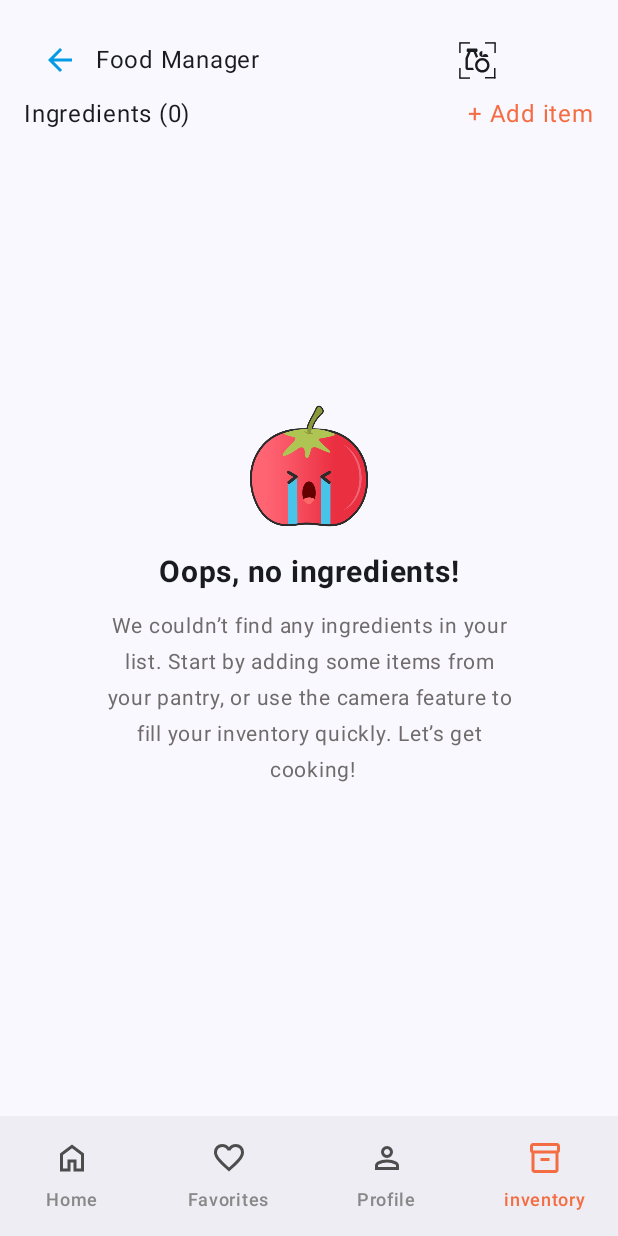
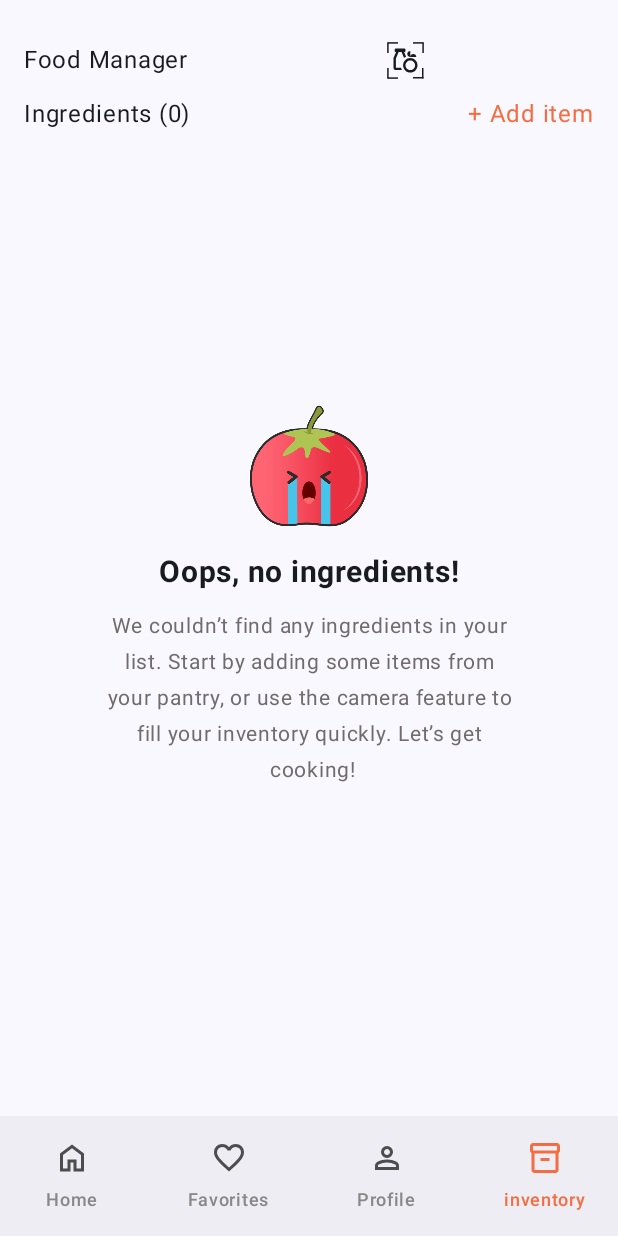
Before and after one commit to AbidMahmoudUp/RecettaAndroid, an Android app built with Jetpack Compose: the InventoryScreen screen opened through its navigation route, on a phone screen of 412 x 824 dp. Run offline under Robolectric (Android 15) with nearby library versions, the phone set to English and light mode, and no system bars; our stand-ins replace Dagger/Hilt's generated code, Room's generated code, accompanist, livedata-compose.

Commit message:
adding search and filter by categorie on Home and fixing some Bugs

```diff
--- a/app/src/main/java/Trnity/ITP/Recetta/View/AddIngridiant.kt
+++ b/app/src/main/java/Trnity/ITP/Recetta/View/AddIngridiant.kt
@@ -138,6 +138,7 @@ fun AddIngredient(navController: NavController, inventoryViewModel: InventoryVie
         ) {
             OutlinedTextField(
                 value = searchText,
+                maxLines = 1,
                 onValueChange = { newText -> searchText = newText },
                 modifier = Modifier
                     .width(screenWidth - 20.dp)
--- a/app/src/main/java/Trnity/ITP/Recetta/View/GenerateRecipeScreen.kt
+++ b/app/src/main/java/Trnity/ITP/Recetta/View/GenerateRecipeScreen.kt
@@ -179,7 +179,7 @@ fun GenerateRecipeContent(
             verticalAlignment = Alignment.CenterVertically,
             modifier = Modifier.fillMaxWidth()
         ) {
-            navigationTitle(navController, "Generate Recipe")
+            Text("Generate Recipe")
             if (saveButton) {
                 val infiniteTransition = rememberInfiniteTransition(label = "infinite transition")
 
--- a/app/src/main/java/Trnity/ITP/Recetta/View/HomeScreen.kt
+++ b/app/src/main/java/Trnity/ITP/Recetta/View/HomeScreen.kt
@@ -33,6 +33,7 @@ import androidx.compose.runtime.remember
 import androidx.compose.runtime.rememberCoroutineScope
 import androidx.compose.runtime.setValue
 import Trnity.ITP.Recetta.R
+import android.annotation.SuppressLint
 import android.content.Context
 import android.graphics.drawable.AnimatedVectorDrawable
 import android.util.Log
@@ -40,7 +41,11 @@ import android.widget.ImageView
 import androidx.appcompat.content.res.AppCompatResources
 import androidx.compose.foundation.Image
 import androidx.compose.foundation.clickable
+import androidx.compose.foundation.interaction.MutableInteractionSource
 import androidx.compose.foundation.shape.CircleShape
+import androidx.compose.material.icons.filled.Search
+import androidx.compose.material3.OutlinedTextField
+import androidx.compose.material3.TextFieldDefaults
 
 import androidx.compose.ui.Alignment
 import androidx.compose.ui.Modifier
@@ -48,6 +53,7 @@ import androidx.compose.ui.draw.shadow
 import androidx.compose.ui.graphics.Color
 import androidx.compose.ui.platform.LocalConfiguration
 import androidx.compose.ui.platform.LocalContext
+import androidx.compose.ui.platform.LocalFocusManager
 import androidx.compose.ui.res.painterResource
 
 import androidx.compose.ui.text.AnnotatedString
@@ -68,36 +74,50 @@ import kotlinx.coroutines.delay
 import kotlinx.coroutines.launch
 
 data class CategorieHome(val image : Int, val text: String)
+@SuppressLint("UnrememberedMutableInteractionSource")
 @Composable
 fun HomeScreen( navController: NavController,viewModel: RecipeViewModel = hiltViewModel()) {
+
+    val focusManager = LocalFocusManager.current
+    var selectedCategory by remember { mutableStateOf<CategorieHome?>(null) } // State for selected category
 
     val preferences = LocalContext.current.getSharedPreferences("checkbox", Context.MODE_PRIVATE)
     val user_id   = preferences.getString("userId","")
     Log.d("User Id Debug " , user_id.toString())
     var categoryList = listOf<CategorieHome>(
         CategorieHome(R.drawable.pizza , "Fast Food" ),
-        CategorieHome(R.drawable.stroberry , "Fruits" ),
+        CategorieHome(R.drawable.main_course , "Main Course" ),
         CategorieHome(R.drawable.drinks , "Drinks" )
     )
+    var searchText by remember { mutableStateOf("") }
 
     val recipes by viewModel.recipes.collectAsState()
     println("----------------------------------TestRecipes -----------------------------------------")
     println(recipes)
+    val filteredRecipes = recipes.filter {
+        it.title.startsWith(searchText, ignoreCase = true)  &&(selectedCategory == null || it.category == selectedCategory?.text)
+    }
     LaunchedEffect(Unit) {
         viewModel.fetchAllRecipes()
     }
             Column(
                 modifier = Modifier
-                    .padding( horizontal = 16.dp)
-                    .fillMaxSize(),
+                    .padding(horizontal = 16.dp)
+                    .fillMaxSize()
+                    .background(Color.Transparent)
+                    .clickable(
+                        interactionSource = MutableInteractionSource(),
+                        indication = null
+                    ) {
+                        focusManager.clearFocus() // Clear focus when tapping outside
+                    },
                 verticalArrangement = Arrangement.Top,
                 horizontalAlignment = Alignment.CenterHorizontally
             ) {
-
                 Row(
                     modifier = Modifier
                         .fillMaxWidth()
-                        .padding(8.dp),
+                        .padding(vertical = 8.dp,horizontal = 0.dp),
                     horizontalArrangement = Arrangement.SpaceBetween,
                     verticalAlignment = Alignment.CenterVertically
                 ) {
@@ -106,27 +126,58 @@ fun HomeScreen( navController: NavController,viewModel: RecipeViewModel = hiltVi
                     SmokingSkillet(navController)
                 }
 
-                Spacer(modifier = Modifier.height(16.dp))
                 Text(
                     text = HighlightLastTwoWords("Simple recipes with your inventory ingredients"),
                     fontSize = 18.sp,
                     textAlign = TextAlign.Start
                 )
-                Spacer(modifier = Modifier.height(16.dp))
+                Spacer(modifier = Modifier.height(8.dp))
+
+                OutlinedTextField(
+                    value = searchText,
+                    maxLines = 1,
+                    onValueChange = { newText -> searchText = newText },
+                    modifier = Modifier
+                        .fillMaxWidth()
+                        .padding(vertical = 8.dp),
+                    shape = RoundedCornerShape(24.dp),
+                    label = { Text(text="Search",  color = Color.Black, modifier =Modifier.background(Color.Transparent)) },
+                    leadingIcon = {
+                        Icon(
+                            imageVector = Icons.Default.Search,
+                            contentDescription = null,
+                            tint = Color.Black // Icon color
+                        )
+                    },
+                    colors = TextFieldDefaults.colors(
+                        focusedContainerColor = Color.Transparent, // Remove background when focused
+                        unfocusedContainerColor = Color.Transparent, // Remove background when unfocused
+                        disabledContainerColor = Color.Transparent, // Remove background when disabled
+                        focusedTextColor = Color.Black, // Text color when focused
+                        unfocusedTextColor = Color.Black, // Text color when unfocused
+                        disabledTextColor = Color.Gray, // Text color when disabled
+                        focusedLabelColor = Color(0xFFF46D42), // Label color when focused
+                        unfocusedLabelColor = Color.Black, // Label color when unfocused
+                        focusedIndicatorColor = Color(0xFFF46D42), // Border color when focused
+                        unfocusedIndicatorColor = Color.Black, // Border color when unfocused
+                        disabledIndicatorColor = Color.Gray, // Border color when disabled
+                        cursorColor = Color(0xFFF46D42) // Cursor color
+                    )
+                )
+                Spacer(modifier = Modifier.height(8.dp))
+
                 LazyRow(
                     horizontalArrangement = Arrangement.spacedBy(6.dp),
                     verticalAlignment = Alignment.CenterVertically
                 ) {
 
-                    items(categoryList){
-                                        tab->
-                        categorieHomeTab(category = tab, isSelected = true ) {
-
+                    items(categoryList){ category ->
+                        categorieHomeTab(category = category, isSelected = selectedCategory == category) {
+                            selectedCategory = if (selectedCategory == category) null else category // Toggle selection
                         }
                     }
                 }
 
-                Spacer(modifier = Modifier.height(16.dp))
 
                 Box(
                     modifier = Modifier
@@ -134,13 +185,13 @@ fun HomeScreen( navController: NavController,viewModel: RecipeViewModel = hiltVi
                     contentAlignment = Alignment.Center
                 ) {
                     LazyRow(
-
+                        horizontalArrangement = Arrangement.spacedBy(6.dp),
+                        verticalAlignment = Alignment.CenterVertically,
 
                         modifier = Modifier
                             .wrapContentWidth()
-                            .padding(0.dp, 0.dp, 0.dp, 0.dp)
                     ) {
-                        items(recipes) { recipe ->
+                        items(filteredRecipes) { recipe ->
 
                             RecipeCardWithImage(navController,
                                recipe = recipe
@@ -192,7 +243,7 @@ fun SmokingSkillet(navController:NavController) {
         modifier = Modifier
             .size(48.dp)
             .padding(end = 8.dp)
-            .clickable {
+            .clickable (){
                 navController.navigate("GenerateRecipe") {
                     popUpTo(navController.graph.startDestinationId) { saveState = true }
                     launchSingleTop = true
@@ -203,25 +254,35 @@ fun SmokingSkillet(navController:NavController) {
     )
 }
 @Composable
-fun categorieHomeTab(category : CategorieHome,isSelected: Boolean,  onClick: () -> Unit  ) {
-    Row(horizontalArrangement = Arrangement.SpaceAround,
+fun categorieHomeTab(
+    category: CategorieHome,
+    isSelected: Boolean,
+    onClick: () -> Unit
+) {
+    Row(
+        horizontalArrangement = Arrangement.SpaceAround,
         verticalAlignment = Alignment.CenterVertically,
         modifier = Modifier
-            .background(Color(0xFFF46D42), shape = RoundedCornerShape(28.dp))
-            .padding(8.dp, 8.dp).width(100.dp).height(24.dp)) {
-
+            .background(
+                if (isSelected) Color(0xFFF46D42) else Color(0x50F46D42),
+                shape = RoundedCornerShape(28.dp)
+            )
+            .clickable(onClick = onClick) // Trigger onClick
+            .padding(8.dp, 8.dp)
+            .width(100.dp)
+            .height(24.dp)
+    ) {
         Row(
             horizontalArrangement = Arrangement.Center,
             verticalAlignment = Alignment.CenterVertically,
-            modifier = Modifier.background(color = Color.White ,shape = CircleShape).padding(2.dp)
-        )
-           {
+            modifier = Modifier
+                .background(color = Color.White, shape = CircleShape)
+                .padding(2.dp)
+        ) {
             Image(
                 painter = painterResource(id = category.image),
                 contentDescription = "image Categorie Home",
-
             )
-
         }
         Spacer(modifier = Modifier.width(4.dp))
         Text(
@@ -234,5 +295,4 @@ fun categorieHomeTab(category : CategorieHome,isSelected: Boolean,  onClick: ()
             modifier = Modifier.fillMaxWidth()
         )
     }
-
 }
--- a/app/src/main/java/Trnity/ITP/Recetta/View/InventoryScreen.kt
+++ b/app/src/main/java/Trnity/ITP/Recetta/View/InventoryScreen.kt
@@ -118,13 +118,7 @@ fun InventoryScreen(
             horizontalArrangement = Arrangement.Center,
             verticalAlignment = Alignment.CenterVertically,
         ) {
-            IconButton(onClick = { navController.popBackStack() }) {
-                Icon(
-                    imageVector = Icons.Default.ArrowBack,
-                    contentDescription = "Back",
-                    tint = Color(0xFF039be5)
-                )
-            }
+
             Text(text = if (isSelectionMode) "Select Items" else "Food Manager")
             Spacer(modifier = Modifier.width(120.dp))
 
--- a/app/src/main/java/Trnity/ITP/Recetta/View/RecipeScreen.kt
+++ b/app/src/main/java/Trnity/ITP/Recetta/View/RecipeScreen.kt
@@ -543,8 +543,8 @@ fun IngredientsHeader(recipe: Recipe) {
                IngredientsList(recipe = recipe)
            }
            "Steps" -> {
-               // Display Steps content
-               StepsList(steps = recipe.instructions) // Assuming `StepsList` and `recipe.steps` exist
+
+               StepsList(steps = recipe.instructions)
            }
        }
 }
@@ -555,10 +555,10 @@ fun StepsList(steps: List<String>) {
    {
        noIngrediantSection()
    }
-    else{val textSteps = steps[0].split(".").map { it.trim() }.filter { it.isNotEmpty() }
+    else{
 
     Column(Modifier.padding(16.dp)) {
-        textSteps.forEach { step ->
+        steps.forEach { step ->
             Row(
                 verticalAlignment = Alignment.CenterVertically,
                 modifier = Modifier.padding(vertical = 8.dp)
```
Also changed, not shown: app/src/main/java/Trnity/ITP/Recetta/View/Components/RecipeCard.kt (+1 -9 lines), app/src/main/res/drawable/main_course.png (added). Lines whose indentation alone changed are shown as unchanged.
